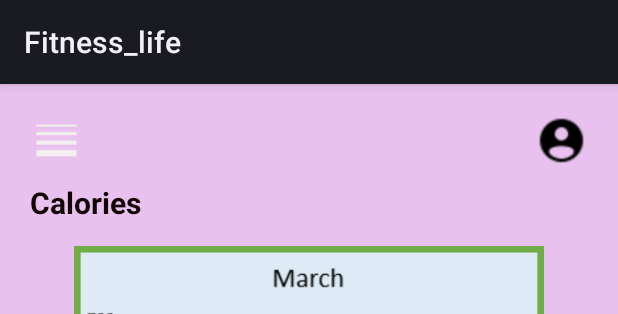
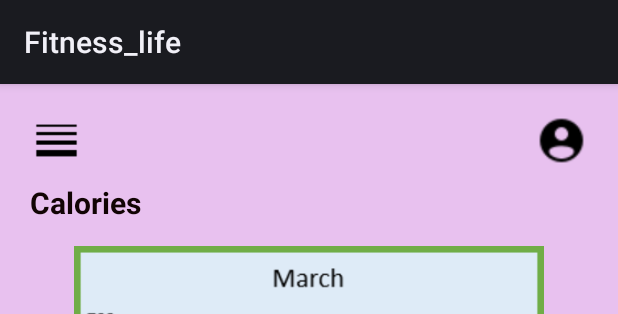
Before and after one commit to Rathnayaka1/Fitness_life, an Android app: the layout activity_calorie.xml on its own in the app's theme, with its tools: preview values and no code run, on a phone screen of 412 x 824 dp. Shown: the top 314 px of the screen. Run offline under Robolectric (Android 15) with nearby library versions, the phone set to English and light mode, and no system bars.

Commit message:
calorie interface

```diff
--- a/app/src/main/res/layout/activity_calorie.xml
+++ b/app/src/main/res/layout/activity_calorie.xml
@@ -16,7 +16,7 @@
             android:id="@+id/menu_icon"
             android:layout_width="35dp"
             android:layout_height="35dp"
-            android:src="@drawable/line"
+            android:src="@drawable/line2"
             android:layout_alignParentStart="true"/>
 
         <ImageView
```
Also changed, not shown: app/src/main/res/drawable/line2.png (added).
